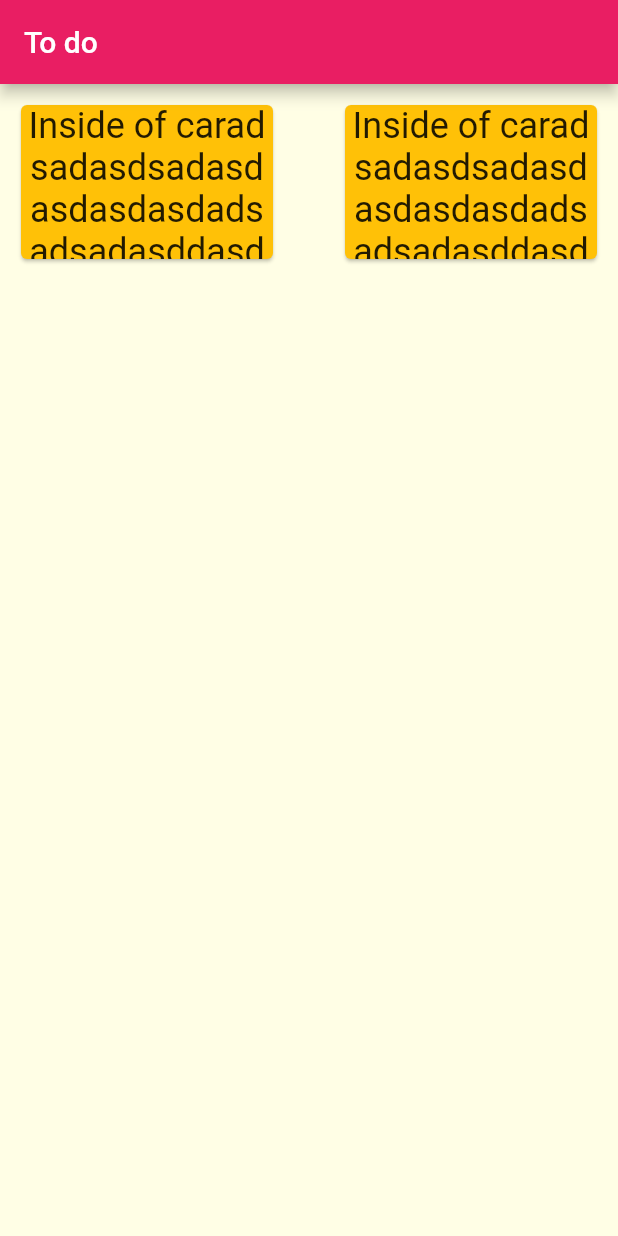
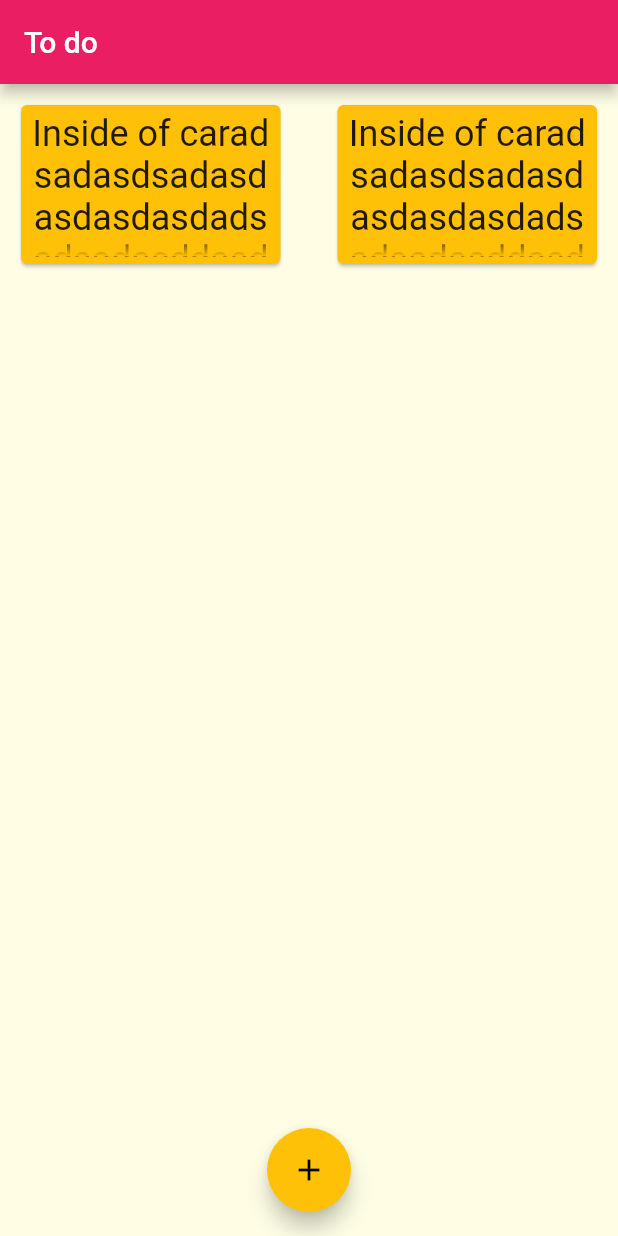
Before and after one commit to dhruvrawat777/Flutter_to_do_list_app, a Flutter app: the screen it shows after launch, on a phone screen of 412 x 824 dp. Run offline on Flutter 3.47's test engine with Material 2 defaults, Android fonts, the phone set to English and light mode, and no system bars.

Commit message:
faded card and added button

```diff
--- a/lib/MyHomePage.dart
+++ b/lib/MyHomePage.dart
@@ -21,9 +21,14 @@ class _MyHomePageState extends State<MyHomePage> {
         gridDelegate: SliverGridDelegateWithMaxCrossAxisExtent(
           maxCrossAxisExtent: 200,
           childAspectRatio: 3 / 2,
-          crossAxisSpacing: 20,
+          crossAxisSpacing: 10,
           mainAxisSpacing: 20,
         ),
+      ),
+      floatingActionButtonLocation: FloatingActionButtonLocation.centerFloat,
+      floatingActionButton: FloatingActionButton(
+        child: Icon(Icons.add),
+        onPressed: () {},
       ),
     );
   }
--- a/lib/SingleCard.dart
+++ b/lib/SingleCard.dart
@@ -22,15 +22,17 @@ class _SingleCardState extends State<SingleCard> {
         },
         child: Card(
           color: Colors.amber,
-          child: Expanded(
-            child: ConstrainedBox(
-              constraints: BoxConstraints(),
+          child: ConstrainedBox(
+            constraints: BoxConstraints(),
+            child: Padding(
+              padding: EdgeInsets.all(5),
               child: Text(
                 'Inside of caradsadasdsadasdasdasdasdadsadsadasddasd',
                 textAlign: TextAlign.center,
                 style: TextStyle(
                   fontSize: 24,
                 ),
+                overflow: TextOverflow.fade,
               ),
             ),
           ),
```
